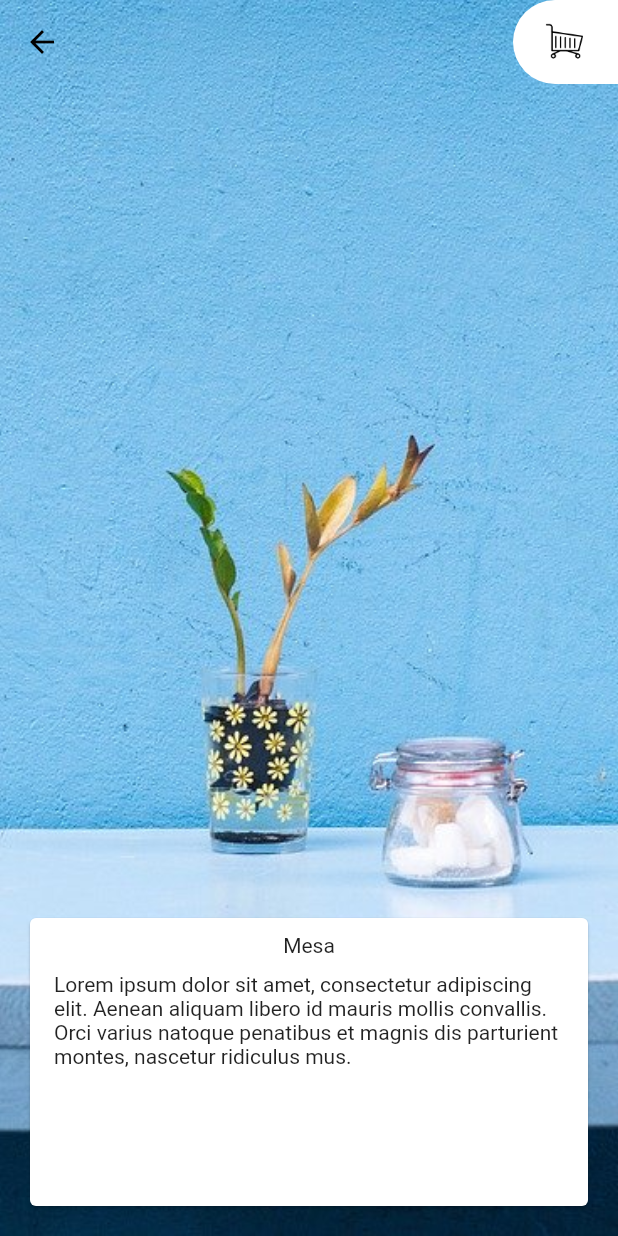
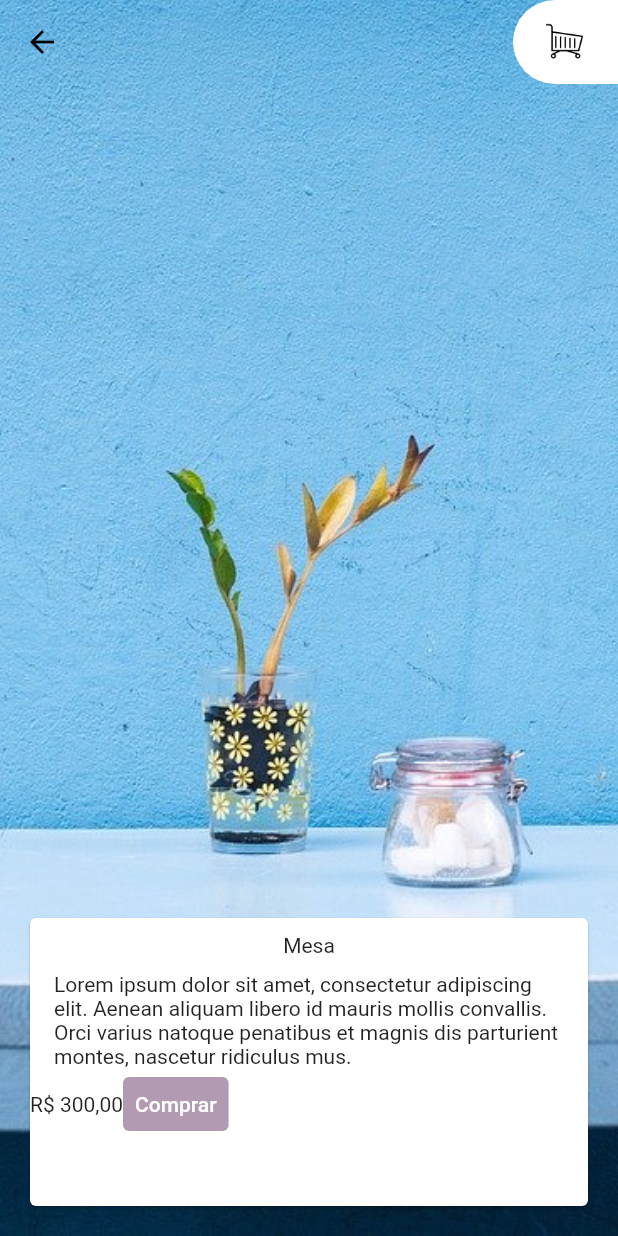
Before and after one commit to luucasor/lojinha_alura, a Flutter app: the screen it shows after launch, after a tap on "Mesa", on a phone screen of 412 x 824 dp. Run offline on Flutter 3.47's test engine with Material 2 defaults, Android fonts, the phone set to English and light mode, and no system bars.

Commit message:
Adicionada arquivo de cores

```diff
--- a/lib/main.dart
+++ b/lib/main.dart
@@ -1,5 +1,6 @@
 import 'package:flutter/material.dart';
 import 'package:lojinha_alura/paginas/carrinho.dart';
+import 'package:lojinha_alura/paleta_cores.dart';
 import 'package:lojinha_alura/widgets/appbar_customizada.dart';
 import 'package:lojinha_alura/widgets/grid_produtos.dart';
 
@@ -15,7 +16,7 @@
       title: 'Flutter Demo',
       debugShowCheckedModeBanner: false,
       theme: ThemeData(
-        primarySwatch: Colors.red,
+        primarySwatch: PaletaCores().lilas,
       ),
       home: Inicio(),
     );
@@ -80,7 +81,7 @@
     return Scaffold(
         backgroundColor: Colors.grey[200],
         appBar: AppBarCustomizada(
-          titulo: 'Lojinha Alura',
+          titulo: 'Loja',
           ehPaginaCarrinho: false,
         ),
         body: Column(
--- /dev/null
+++ b/lib/paleta_cores.dart
@@ -0,0 +1,18 @@
+import 'package:flutter/material.dart';
+
+class PaletaCores {
+  static Map<int, Color> _amostraLilas = {
+    50: Color.fromRGBO(178, 155, 178, 0.05),
+    100: Color.fromRGBO(178, 155, 178, 0.1),
+    200: Color.fromRGBO(178, 155, 178, 0.2),
+    300: Color.fromRGBO(178, 155, 178, 0.3),
+    400: Color.fromRGBO(178, 155, 178, 0.4),
+    500: Color.fromRGBO(178, 155, 178, 0.5),
+    600: Color.fromRGBO(178, 155, 178, 0.6),
+    700: Color.fromRGBO(178, 155, 178, 0.7),
+    800: Color.fromRGBO(178, 155, 178, 0.8),
+    900: Color.fromRGBO(178, 155, 178, 0.9),
+  };
+
+  MaterialColor lilas = MaterialColor(0xFFB29BB2, _amostraLilas);
+}
--- a/lib/widgets/card_detalhes.dart
+++ b/lib/widgets/card_detalhes.dart
@@ -1,9 +1,11 @@
 import 'package:flutter/cupertino.dart';
 import 'package:flutter/material.dart';
+import 'package:intl/intl.dart';
 import 'package:lojinha_alura/modelos/movel.dart';
 import 'package:lojinha_alura/widgets/texto_detalhes.dart';
 
 class CardDetalhes extends StatelessWidget {
+  final formatacaoReais = NumberFormat.currency(locale: 'pt_BR', symbol: 'R\$');
   final Movel? movel;
 
   CardDetalhes({this.movel});
@@ -15,6 +17,21 @@
         children: [
           TextoDetalhes(texto: movel!.titulo),
           TextoDetalhes(texto: movel!.descricao),
+          Row(
+            children: [
+              Text(
+                formatacaoReais.format(movel!.preco),
+              ),
+              TextButton(
+                  style: ButtonStyle(
+                    foregroundColor: MaterialStateProperty.all<Color>(Colors.white),
+                    backgroundColor: MaterialStateProperty.all<Color>(Theme.of(context).primaryColor),
+                  ),
+                  onPressed: () {},
+                  child: Text('Comprar'),
+              )
+            ],
+          )
         ],
       ),
     );
--- a/lib/widgets/degrade_elemento_grid_produtos.dart
+++ b/lib/widgets/degrade_elemento_grid_produtos.dart
@@ -9,7 +9,10 @@
         gradient: LinearGradient(
             begin: Alignment.topCenter,
             end: Alignment.bottomCenter,
-            colors: [Colors.transparent, Color.fromRGBO(178, 155, 178, 1)]),
+            colors: [
+              Colors.transparent,
+              Theme.of(context).primaryColor,
+            ]),
       ),
     );
   }
```
